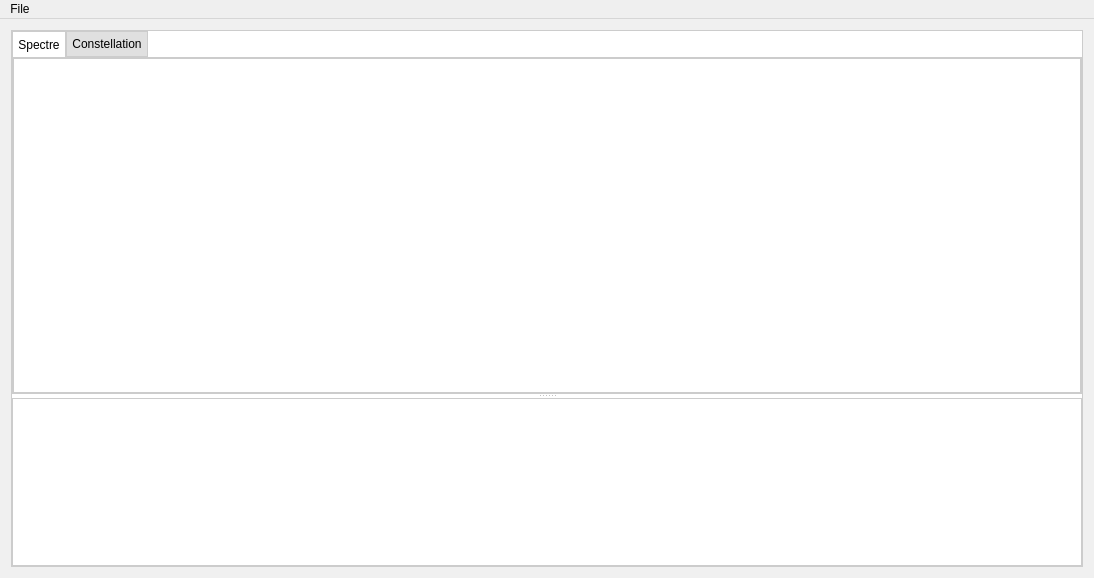
Above: AquaWave.ui from AquaCreatura/AquaWave before the change. Below: the same form after it.
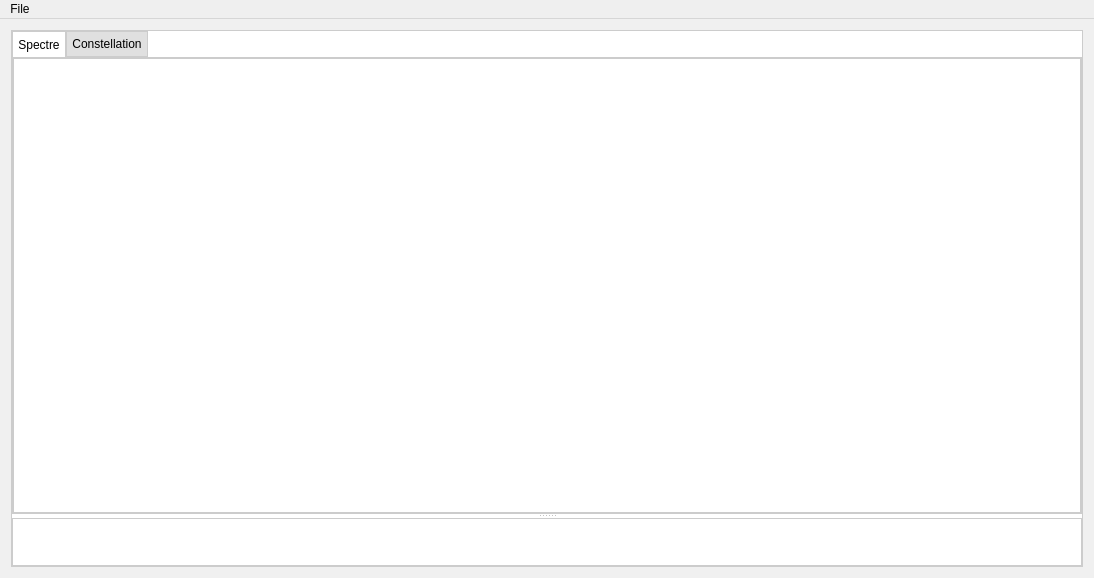
That is the form after the change.

Commit message: Правки по GUI, поправил разнобойную отрисовку спектрограммы

```diff
--- a/AquaWave.ui
+++ b/AquaWave.ui
@@ -77,7 +77,23 @@
         <attribute name="title">
          <string>Spectre</string>
         </attribute>
-        <layout class="QGridLayout" name="gridLayout_2" columnstretch="0"/>
+        <layout class="QGridLayout" name="gridLayout_2" columnstretch="0">
+         <property name="leftMargin">
+          <number>0</number>
+         </property>
+         <property name="topMargin">
+          <number>0</number>
+         </property>
+         <property name="rightMargin">
+          <number>0</number>
+         </property>
+         <property name="bottomMargin">
+          <number>0</number>
+         </property>
+         <property name="spacing">
+          <number>0</number>
+         </property>
+        </layout>
        </widget>
        <widget class="QWidget" name="constellation_tab">
         <attribute name="title">
@@ -94,7 +110,19 @@
        </property>
        <layout class="QGridLayout" name="TimeFreqWidget">
         <property name="leftMargin">
-         <number>11</number>
+         <number>3</number>
+        </property>
+        <property name="topMargin">
+         <number>1</number>
+        </property>
+        <property name="rightMargin">
+         <number>0</number>
+        </property>
+        <property name="bottomMargin">
+         <number>0</number>
+        </property>
+        <property name="spacing">
+         <number>0</number>
         </property>
        </layout>
       </widget>
```
The commit also changes 6 other files.
